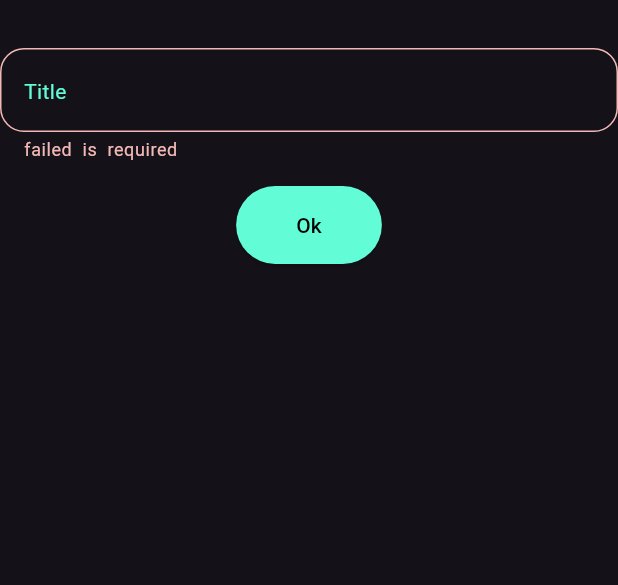
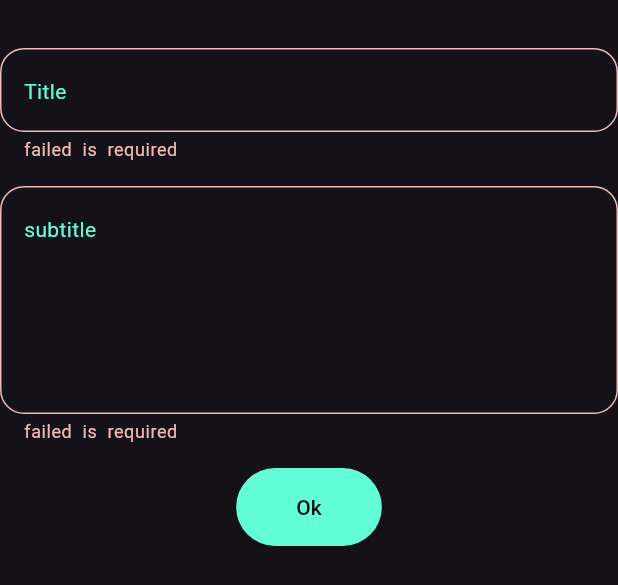
Before and after one commit to mohamed-abdallah-mouse/NotesApp, a Flutter app: the AddFormModelSheetItem widget shown alone on an empty page, opened directly, after a tap on "Ok", on a phone screen of 412 x 824 dp. Shown: the top 585 px of the screen. Run offline on Flutter 3.47's test engine with Material 3 defaults, Android fonts, the phone set to English and light mode, and no system bars; our stand-ins replace bloc, flutter_bloc, hive, hive_flutter; accounts and stored records are empty.

Commit message:
confirm Add note cubit and state

```diff
--- /dev/null
+++ b/lib/cubits/add_note_cubit/add_note_state.dart
@@ -0,0 +1,15 @@
+part of 'add_note_cubit.dart';
+
+@immutable
+sealed class AddNoteState {}
+
+final class AddNoteInitial extends AddNoteState {}
+
+final class AddNoteLoading extends AddNoteState {}
+
+final class AddNoteSuccess extends AddNoteState {}
+
+final class AddNoteFailure extends AddNoteState {
+  final String errorMessage;
+  AddNoteFailure({required this.errorMessage});
+}
--- a/lib/views/widgets/add_form_model_sheet_item.dart
+++ b/lib/views/widgets/add_form_model_sheet_item.dart
@@ -14,7 +14,7 @@ class AddFormModelSheetItem extends StatefulWidget {
 class _AddFormModelSheetItemState extends State<AddFormModelSheetItem> {
   final GlobalKey<FormState> formKey = GlobalKey();
   AutovalidateMode autoValidateMode = AutovalidateMode.disabled;
-  String? title, subtitle;
+  String? title, content;
   @override
   Widget build(BuildContext context) {
     return Form(
@@ -27,6 +27,14 @@ class _AddFormModelSheetItemState extends State<AddFormModelSheetItem> {
             hint: 'Title',
             onSaved: (value) {
               title = value;
+            },
+          ),
+          SizedBox(height: 16),
+          TextFieldItem(
+            hint: 'subtitle',
+            maxLines: 5,
+            onSaved: (value) {
+              content = value;
             },
           ),
           SizedBox(height: 16),
--- a/pubspec.yaml
+++ b/pubspec.yaml
@@ -36,6 +36,7 @@ dependencies:
   cupertino_icons: ^1.0.8
   hive: ^2.2.3
   hive_flutter: ^1.1.0
+  flutter_bloc: ^9.1.1
 
 
 dev_dependencies:
```
Also changed, not shown: lib/cubits/add_note_cubit/add_note_cubit.dart (added, +21 -0 lines), lib/main.dart (+11 -4 lines), pubspec.lock.
